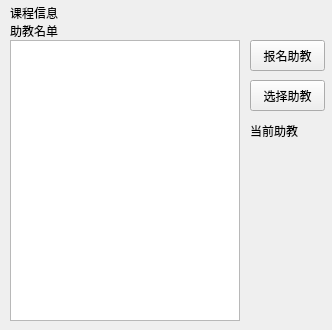
Before: the Qt Designer form Student Manage System/AssistantWidget.ui in BakaSea/Student-Manage-System, drawn with Qt 5.
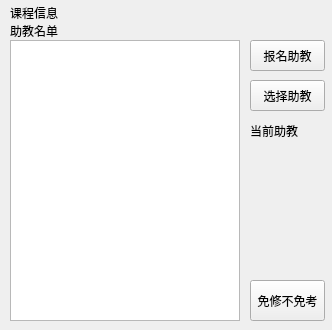
After: the same form once the commit is applied.

```diff
--- a/Student Manage System/AssistantWidget.ui
+++ b/Student Manage System/AssistantWidget.ui
@@ -116,6 +116,19 @@
     <string/>
    </property>
   </widget>
+  <widget class="QPushButton" name="btnExempt">
+   <property name="geometry">
+    <rect>
+     <x>250</x>
+     <y>280</y>
+     <width>75</width>
+     <height>41</height>
+    </rect>
+   </property>
+   <property name="text">
+    <string>免修不免考</string>
+   </property>
+  </widget>
  </widget>
  <layoutdefault spacing="6" margin="11"/>
  <resources/>
```
Left out of the diff: 17 changed lines with no effect on the pictures.
